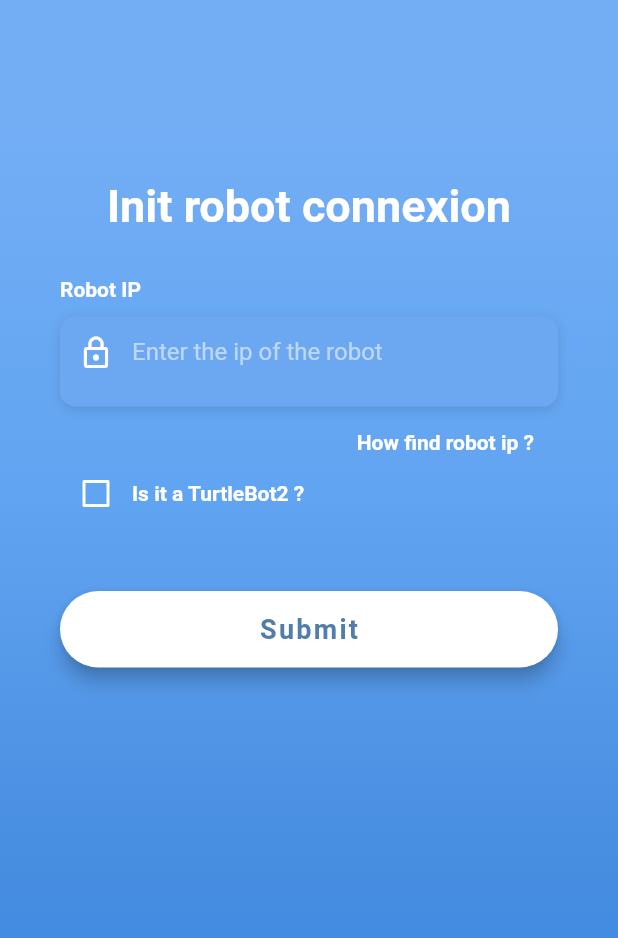
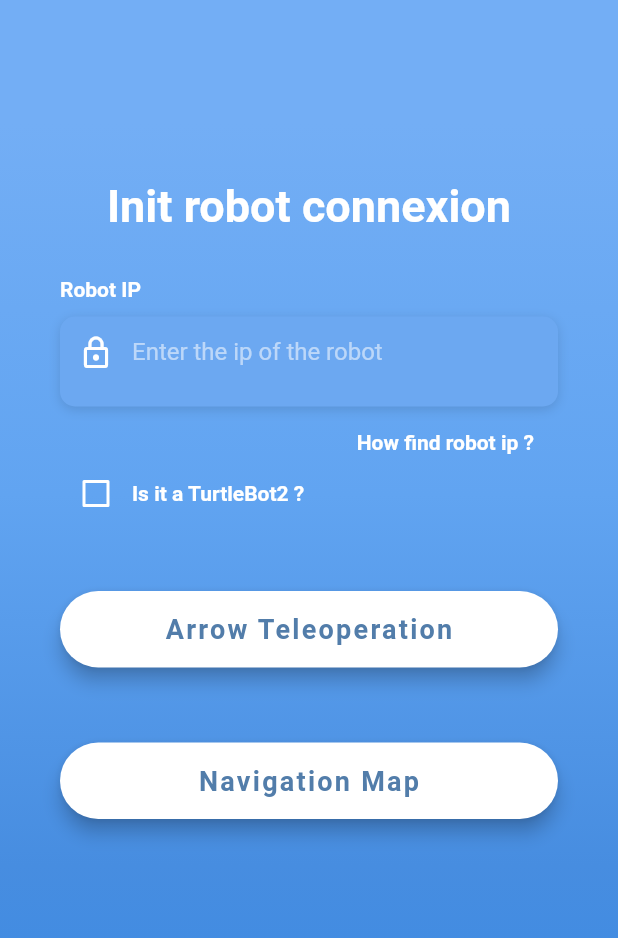
Before and after one commit to EnzoGhisoni/SearchAndRescueApp, a Flutter app: the LoginPage screen opened by its route, on a phone screen of 412 x 824 dp. Shown: the top 938 px of the screen. Run offline on Flutter 3.47's test engine with Material 2 defaults, Android fonts, the phone set to English and light mode, and no system bars; our stand-ins replace webview_flutter; missing offline and left inert: flutter_webview_plugin, get_ip, ros_nodes, roslib; Roboto replaces fonts that are missing (OpenSans).

Commit message:
Improve the navigation map controler and add a button in login page

```diff
--- a/test_flutter_ros_app/lib/Widgets/localize_tap.dart
+++ b/test_flutter_ros_app/lib/Widgets/localize_tap.dart
@@ -46,8 +46,8 @@ class LocalizeTapState extends State<LocalizeTap> {
     setState(() {
       posx = localOffset.dx;
       posy = localOffset.dy;
-      goal_posx = (posx/scaleX) -10;
-      goal_posy = (posy/scaleY) -10;
+      goal_posx = (-posy/scaleX) +10;
+      goal_posy = (-posx/scaleY) +10;
     });
     updateTopic(Pose2D(x: goal_posx, y: goal_posy));
   }
--- a/test_flutter_ros_app/lib/Widgets/navigation_map.dart
+++ b/test_flutter_ros_app/lib/Widgets/navigation_map.dart
@@ -48,7 +48,7 @@ class _NavigationMapState extends State<NavigationMap> {
           width: 384,
           child: Image(image: AssetImage("assets/images/tb3_house_map.jpg"),),
         ),
-        WriteLocalizationOnMap(),
+        //WriteLocalizationOnMap(),
         LocalizeTap(),
 
       ],
--- a/test_flutter_ros_app/lib/login_page.dart
+++ b/test_flutter_ros_app/lib/login_page.dart
@@ -8,6 +8,7 @@ import 'package:flutter/services.dart';
 import 'package:get_ip/get_ip.dart';
 import 'package:testflutterrosapp/constants.dart';
 import 'package:testflutterrosapp/Widgets/get_robot_parameter_textfield.dart';
+import 'package:testflutterrosapp/navigation_page.dart';
 import 'Routes/transition_route_observer.dart';
 import 'arrow_teleop.dart';
 
@@ -130,7 +131,14 @@ class _LoginPageState extends State<LoginPage> with TransitionRouteAware{
                   HowFindRobotIP(),
                   checkBoxRobotInfo(),
                   SizedBox(height: 30.0),
-                  SubmitButton(),
+                  SubmitButton(
+                      pageName: "Arrow Teleoperation",
+                      routeName: ArrowTeleop.routeName
+                  ),
+                  SubmitButton(
+                      pageName: "Navigation Map",
+                      routeName: NavigationPage.routeName
+                  ),
                 //Text("Ip value is $_ip")
                 ],
               ),
@@ -147,9 +155,13 @@ class _LoginPageState extends State<LoginPage> with TransitionRouteAware{
 class SubmitButton extends StatelessWidget {
   final String robotIP;
   final String deviceIP;
+  final String routeName;
+  final String pageName;
   const SubmitButton({
     this.robotIP,
     this.deviceIP,
+    this.routeName,
+    this.pageName,
     Key key,
   }) : super(key: key);
 
@@ -163,7 +175,7 @@ class SubmitButton extends StatelessWidget {
         onPressed: () {
           Navigator.pushNamed(
               context,
-              ArrowTeleop.routeName,
+              this.routeName,
               arguments: RobotAndDeviceIP(robotIP: this.robotIP, deviceIP: this.deviceIP));
           print("Ip of the device is ${this.deviceIP}");
         },
@@ -172,7 +184,7 @@ class SubmitButton extends StatelessWidget {
           borderRadius: BorderRadius.circular(30),
         ),
         color: Colors.white,
-        child: Text("Submit",
+        child: Text(this.pageName,
             style: TextStyle(
               color: Color(0xFF527DAA),
               letterSpacing: 1.5,
--- a/test_flutter_ros_app/lib/main.dart
+++ b/test_flutter_ros_app/lib/main.dart
@@ -23,7 +23,7 @@ class ExampleApp extends StatelessWidget {
     return MaterialApp(
       debugShowCheckedModeBanner: false,
       title: 'Turtlebot Controller',
-      home: NavigationPage(),
+      home: LoginPage(),
       navigatorObservers: [TransitionRouteObserver()],
       routes: {
         LoginPage.routeName: (context) => LoginPage(),
--- a/test_flutter_ros_app/lib/test_subscriber.dart
+++ b/test_flutter_ros_app/lib/test_subscriber.dart
@@ -5,8 +5,8 @@ import 'package:ros_nodes/ros_nodes.dart';
 void main() async {
   var config = RosConfig(
     'ros_nodes_example_node',
-    'http://100.88.32.70:11311/',
-    '100.88.32.96',
+    'http://192.168.43.189:11311/',
+    '192.168.43.131',
     24125,
   );
   var client = RosClient(config);
```
Also changed, not shown: test_flutter_ros_app/lib/Widgets/arrow_control.dart (+28 -6 lines), 1 other file.
